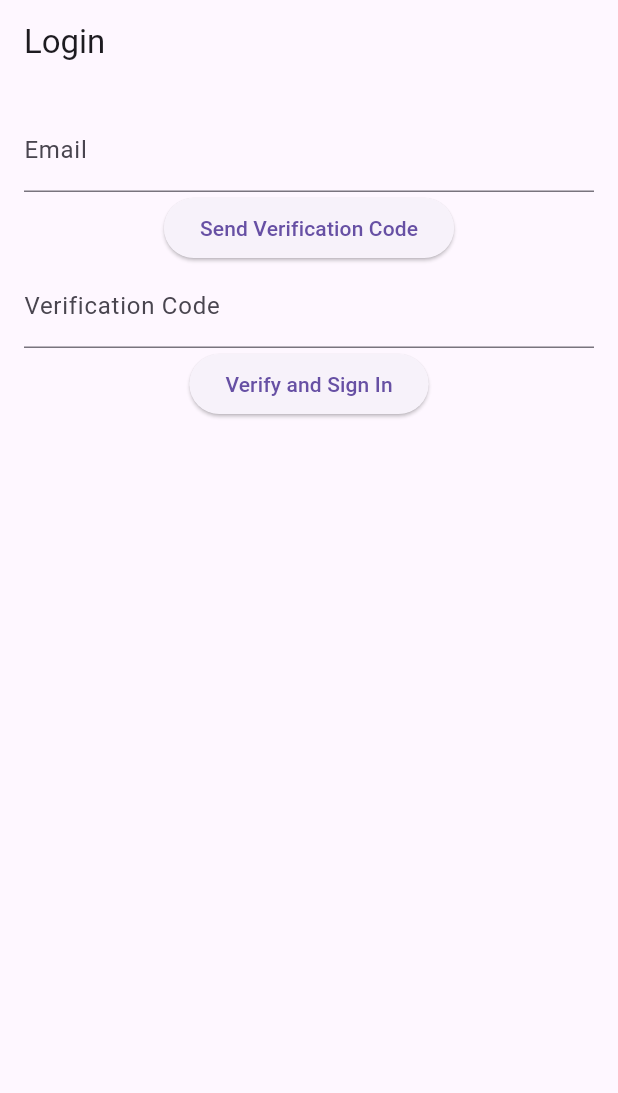
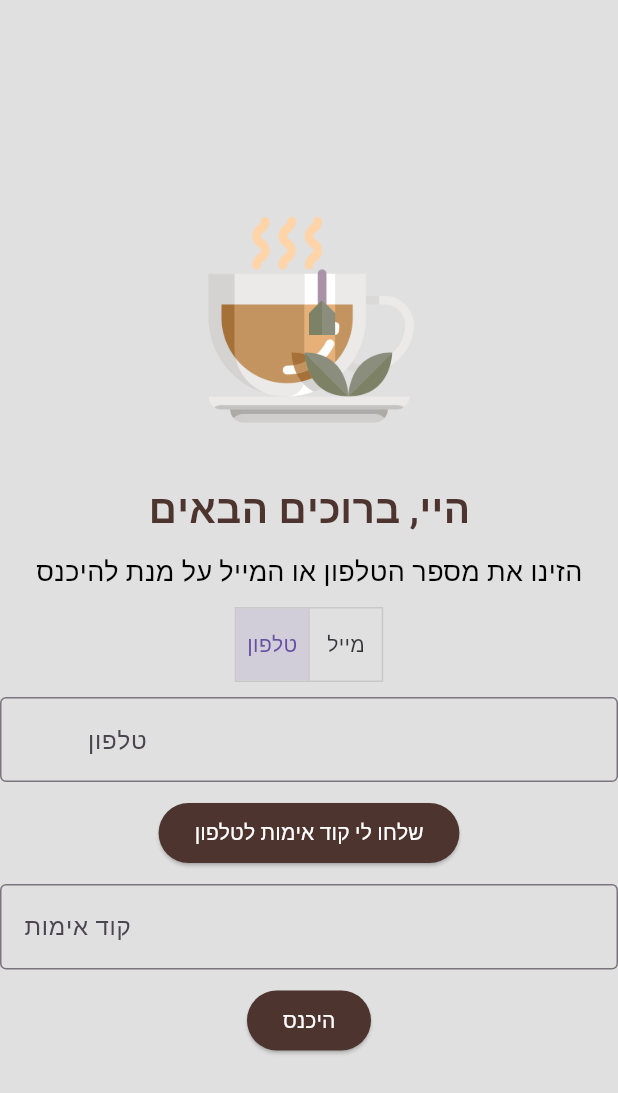
Before and after one commit to Tamar294/Coffee-Shop-Flutter, a Flutter app: the screen it shows after launch, on a phone screen of 412 x 824 dp. Shown: the top 1093 px of the screen. Run offline on Flutter 3.47's test engine with Material 3 defaults, Android fonts, the phone set to English and light mode, and no system bars; our stand-ins replace cloud_firestore, confetti, firebase_auth, firebase_core, flutter_credit_card, google_nav_bar; missing offline and left inert: mailer; accounts and stored records are empty.

Commit message:
login finish

```diff
--- a/lib/main.dart
+++ b/lib/main.dart
@@ -4,7 +4,6 @@ import 'package:flutter/material.dart';
 import 'package:provider/provider.dart';
 
 import 'firebase_options.dart';
-import 'pages/intro_screen.dart';
 import 'pages/login_page.dart';
 
 void main() async{
--- a/lib/pages/login_page.dart
+++ b/lib/pages/login_page.dart
@@ -1,5 +1,4 @@
 import 'dart:async';
-
 
 import 'package:cloud_firestore/cloud_firestore.dart';
 import 'package:coffee_new_app/const.dart';
@@ -21,6 +20,7 @@ class _LoginPageState extends State<LoginPage> {
   final EmailService _emailService = new EmailService();
 
   String? _verificationCode;
+  int _selectedIndex = 0;
 
   void signInWithEmailCode() async {
     String email = _emailController.text.trim();
@@ -89,75 +89,172 @@ class _LoginPageState extends State<LoginPage> {
     }
   }
 
-  // Widget build(BuildContext context) {
-  //   return Scaffold(
-  //     backgroundColor: backgroundColor,
-  //     body: Center(
-  //       child: Column(
-  //         mainAxisAlignment: MainAxisAlignment.center,
-  //         children: [
-  //           Padding(
-  //             padding: EdgeInsets.all(25),
-  //             child: Image.asset("lib/images/latte.png", height: 140),
-  //           ),
-  //           SizedBox(height: 10),
-  //           Text(
-  //             "היי, ברוכים הבאים",
-  //             style: TextStyle(
-  //               fontWeight: FontWeight.bold,
-  //               color: Colors.brown[800],
-  //               fontSize: 26,
-  //             ),
-  //           ),
-  //           SizedBox(height: 10),
-  //           Text(
-  //             "הזינו את מספר הטלפון או המייל על מנת להיכנס",
-  //             style: TextStyle(
-  //               color: Colors.black,
-  //               fontSize: 18,
-  //             ),
-  //           ),
-  //           SizedBox(height: 10),
-  //           ToggleButtons(
-  //             children: <Widget>[
-  //               Padding(
-  //                 padding: EdgeInsets.all(5),
-  //                 Text("טלפון"),
-  //               ),
-  //               Padding(
-  //                 padding: EdgeInsets.all(5),
-  //                 Text("מייל"),
-  //               ),
-  //             ],
-  //           ),
-  //         ],
-  //       ),
-  //     ),
-  //   );
-  // }
+    void signInWithPhoneNumber() async {
+    String phoneNumber = _phoneController.text.trim();
+    String code = _codeController.text.trim();
+
+    PhoneAuthCredential credential = PhoneAuthProvider.credential(
+        verificationId: _verificationCode!, smsCode: code);
+
+    try {
+      await FirebaseAuth.instance.signInWithCredential(credential);
+      Navigator.pushReplacement(
+        context,
+        MaterialPageRoute(builder: (context) => IntroScreen()),
+      );
+    } catch (e) {
+      ScaffoldMessenger.of(context).showSnackBar(
+        SnackBar(content: Text('Verification code is incorrect.')),
+      );
+    }
+  }
+
+  Future<void> _sendPhoneVerificationCode() async {
+    String phoneNumber = _phoneController.text.trim();
+
+    await FirebaseAuth.instance.verifyPhoneNumber(
+      phoneNumber: phoneNumber,
+      verificationCompleted: (PhoneAuthCredential credential) async {
+        await FirebaseAuth.instance.signInWithCredential(credential);
+        Navigator.pushReplacement(
+          context,
+          MaterialPageRoute(builder: (context) => IntroScreen()),
+        );
+      },
+      verificationFailed: (FirebaseAuthException e) {
+        ScaffoldMessenger.of(context).showSnackBar(
+          SnackBar(content: Text('Phone number verification failed.')),
+        );
+      },
+      codeSent: (String verificationId, int? resendToken) {
+        setState(() {
+          _verificationCode = verificationId;
+        });
+        ScaffoldMessenger.of(context).showSnackBar(
+          SnackBar(content: Text('Verification code sent to $phoneNumber.')),
+        );
+      },
+      codeAutoRetrievalTimeout: (String verificationId) {
+        setState(() {
+          _verificationCode = verificationId;
+        });
+      },
+    );
+  }
 
   Widget build(BuildContext context) {
     return Scaffold(
-       appBar: AppBar(title: Text('Login')),
-       body: Padding(
-         padding: const EdgeInsets.all(16.0),
+      backgroundColor: backgroundColor,
+      body: Center(
         child: Column(
+          mainAxisAlignment: MainAxisAlignment.center,
+          children: [
+            Padding(
+              padding: EdgeInsets.all(25),
+              child: Image.asset("lib/images/latte.png", height: 140),
+            ),
+            SizedBox(height: 10),
+            Text(
+              "היי, ברוכים הבאים",
+              style: TextStyle(
+                fontWeight: FontWeight.bold,
+                color: Colors.brown[800],
+                fontSize: 26,
+              ),
+            ),
+            SizedBox(height: 10),
+            Text(
+              "הזינו את מספר הטלפון או המייל על מנת להיכנס",
+              style: TextStyle(
+                color: Colors.black,
+                fontSize: 18,
+              ),
+            ),
+            SizedBox(height: 10),
+            ToggleButtons(
+              children: <Widget>[
+                Padding(
+                  padding: EdgeInsets.all(5),
+                  child: Text("טלפון"),
+                ),
+                Padding(
+                  padding: EdgeInsets.all(5),
+                  child: Text("מייל"),
+                ),
+              ],
+              isSelected: [
+                _selectedIndex == 0,
+                _selectedIndex == 1,
+              ],
+              onPressed: (int index) {
+                setState(() {
+                  _selectedIndex = index;
+                });
+              },
+            ),
+            SizedBox(height: 10),
+            if (_selectedIndex == 1)
+              Column(
                 children: [
                   TextField(
                     controller: _emailController,
-               decoration: InputDecoration(labelText: 'Email'),
+                    decoration: InputDecoration(
+                      border: OutlineInputBorder(),
+                      hintText: 'מייל',
                     ),
+                  ),
+                  SizedBox(height: 10),
                   ElevatedButton(
                     onPressed: _sendVerificationCode,
-               child: Text('Send Verification Code'),
+                    child: Text("שלחו לי קוד אימות במייל"),
+                    style: ElevatedButton.styleFrom(
+                      backgroundColor: Colors.brown[800],
+                      foregroundColor: Colors.white,
+                      padding: EdgeInsets.all(10),
                     ),
+                  ),
+                ],
+              )
+            else
+              Column(
+                children: [
+                  TextField(
+                    controller: _phoneController,
+                    decoration: InputDecoration(
+                        border: OutlineInputBorder(),
+                        hintText: 'טלפון',
+                        prefixText: '+972 '),
+                    keyboardType: TextInputType.phone,
+                  ),
+                  SizedBox(height: 10),
+                  ElevatedButton(
+                    onPressed: _sendVerificationCode,
+                    child: Text("שלחו לי קוד אימות לטלפון"),
+                    style: ElevatedButton.styleFrom(
+                      backgroundColor: Colors.brown[800],
+                      foregroundColor: Colors.white,
+                    ),
+                  ),
+                ],
+              ),
+              SizedBox(height: 10),
               TextField(
                 controller: _codeController,
-               decoration: InputDecoration(labelText: 'Verification Code'),
+                decoration: InputDecoration(
+                  border: OutlineInputBorder(),
+                  hintText: 'קוד אימות',
                 ),
+              ),
+              SizedBox(height: 10),
               ElevatedButton(
-               onPressed: signInWithEmailCode,
-               child: Text('Verify and Sign In'),
+                onPressed: _selectedIndex == 1
+                    ? signInWithEmailCode
+                    : signInWithPhoneNumber,
+                child: Text('היכנס'),
+                style: ElevatedButton.styleFrom(
+                  backgroundColor: Colors.brown[800],
+                  foregroundColor: Colors.white,
+                ),
               ),
             ],
           ),
@@ -165,3 +262,31 @@ class _LoginPageState extends State<LoginPage> {
       );
     }
 }
+  //  Widget build(BuildContext context) {
+  //        return Scaffold(
+  //      appBar: AppBar(title: Text('Login')),
+  //      body: Padding(
+  //        padding: const EdgeInsets.all(16.0),
+  //        child: Column(
+  //          children: [
+  //            TextField(
+  //              controller: _emailController,
+  //              decoration: InputDecoration(labelText: 'Email'),
+  //            ),
+  //            ElevatedButton(
+  //              onPressed: _sendVerificationCode,
+  //              child: Text('Send Verification Code'),
+  //            ),
+  //            TextField(
+  //              controller: _codeController,
+  //              decoration: InputDecoration(labelText: 'Verification Code'),
+  //            ),
+  //            ElevatedButton(
+  //              onPressed: signInWithEmailCode,
+  //              child: Text('Verify and Sign In'),
+  //            ),
+  //          ],
+  //        ),
+  //      ),
+  //    );
+  //  }
```
Also changed, not shown: 1 other file. Lines whose indentation alone changed are shown as unchanged.
